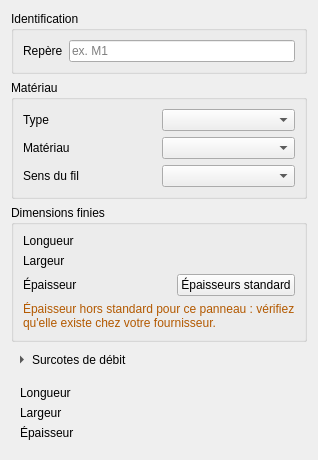
First picture: the form in freecad/menuiserie/gui/task_panels/wood_part.ui, repository jvmenthon/freecad-menuiserie, before the edit.
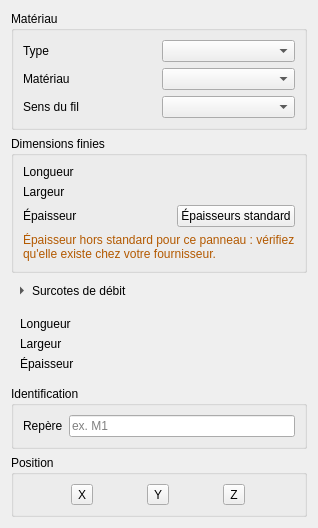
Second picture: the form after the edit. Custom widgets are drawn as their Qt base class.

Commit message:
feat(panneau): aperçu semi-transparent, boutons X, Y, Z, groupe Position et ordre Matériau, Dimensions (J6c)
Recette manuelle, vérifications d'interface et CHANGELOG.

Claude-Session: https://claude.ai/code/session_01M6KgAhjcinXsGQYpXvkwjK

What changed in the file:
```diff
--- a/freecad/menuiserie/gui/task_panels/wood_part.ui
+++ b/freecad/menuiserie/gui/task_panels/wood_part.ui
@@ -6,35 +6,6 @@
    <string>Pièce de bois</string>
   </property>
   <layout class="QVBoxLayout" name="mainLayout">
-   <item>
-    <widget class="QGroupBox" name="identificationGroup">
-     <property name="title">
-      <string>Identification</string>
-     </property>
-     <layout class="QGridLayout" name="identificationGroupLayout">
-      <item row="0" column="0">
-       <widget class="QLabel" name="markLabel">
-        <property name="text">
-         <string>Repère</string>
-        </property>
-        <property name="buddy">
-         <cstring>markEdit</cstring>
-        </property>
-       </widget>
-      </item>
-      <item row="0" column="1">
-       <widget class="QLineEdit" name="markEdit">
-        <property name="toolTip">
-         <string>Repère de la pièce sur les plans et dans la liste de débit (ex. « M1 ») ; c'est aussi son nom dans l'arborescence.</string>
-        </property>
-        <property name="placeholderText">
-         <string>ex. M1</string>
-        </property>
-       </widget>
-      </item>
-     </layout>
-    </widget>
-   </item>
    <item>
     <widget class="QGroupBox" name="materialGroup">
      <property name="title">
@@ -273,6 +244,83 @@
      </layout>
     </widget>
    </item>
+   <item>
+    <widget class="QGroupBox" name="identificationGroup">
+     <property name="title">
+      <string>Identification</string>
+     </property>
+     <layout class="QGridLayout" name="identificationGroupLayout">
+      <item row="0" column="0">
+       <widget class="QLabel" name="markLabel">
+        <property name="text">
+         <string>Repère</string>
+        </property>
+        <property name="buddy">
+         <cstring>markEdit</cstring>
+        </property>
+       </widget>
+      </item>
+      <item row="0" column="1">
+       <widget class="QLineEdit" name="markEdit">
+        <property name="toolTip">
+         <string>Repère de la pièce sur les plans et dans la liste de débit (ex. « M1 ») ; c'est aussi son nom dans l'arborescence.</string>
+        </property>
+        <property name="placeholderText">
+         <string>ex. M1</string>
+        </property>
+       </widget>
+      </item>
+     </layout>
+    </widget>
+   </item>
+   <item>
+    <widget class="QGroupBox" name="positionGroup">
+     <property name="title">
+      <string>Position</string>
+     </property>
+     <layout class="QHBoxLayout" name="positionGroupLayout">
+      <item>
+       <widget class="QToolButton" name="rotateXButton">
+        <property name="toolTip">
+         <string>Quart de tour autour de l'axe X du document. Quatre clics ramènent la pièce à sa position de départ.</string>
+        </property>
+        <property name="text">
+         <string>X</string>
+        </property>
+        <property name="toolButtonStyle">
+         <enum>Qt::ToolButtonTextBesideIcon</enum>
+        </property>
+       </widget>
+      </item>
+      <item>
+       <widget class="QToolButton" name="rotateYButton">
+        <property name="toolTip">
+         <string>Quart de tour autour de l'axe Y du document. Quatre clics ramènent la pièce à sa position de départ.</string>
+        </property>
+        <property name="text">
+         <string>Y</string>
+        </property>
+        <property name="toolButtonStyle">
+         <enum>Qt::ToolButtonTextBesideIcon</enum>
+        </property>
+       </widget>
+      </item>
+      <item>
+       <widget class="QToolButton" name="rotateZButton">
+        <property name="toolTip">
+         <string>Quart de tour autour de l'axe Z du document. Quatre clics ramènent la pièce à sa position de départ.</string>
+        </property>
+        <property name="text">
+         <string>Z</string>
+        </property>
+        <property name="toolButtonStyle">
+         <enum>Qt::ToolButtonTextBesideIcon</enum>
+        </property>
+       </widget>
+      </item>
+     </layout>
+    </widget>
+   </item>
   </layout>
  </widget>
  <customwidgets>
```
Left out of the diff: 5 changed lines with no effect on the pictures. The commit also changes 7 other files.
